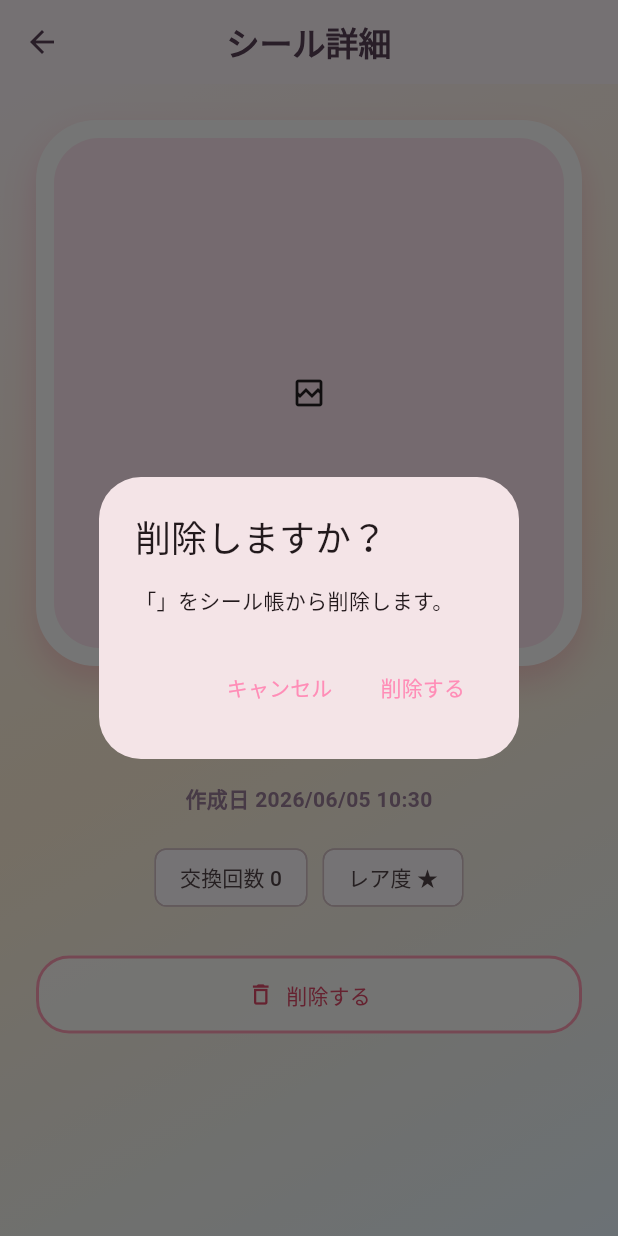
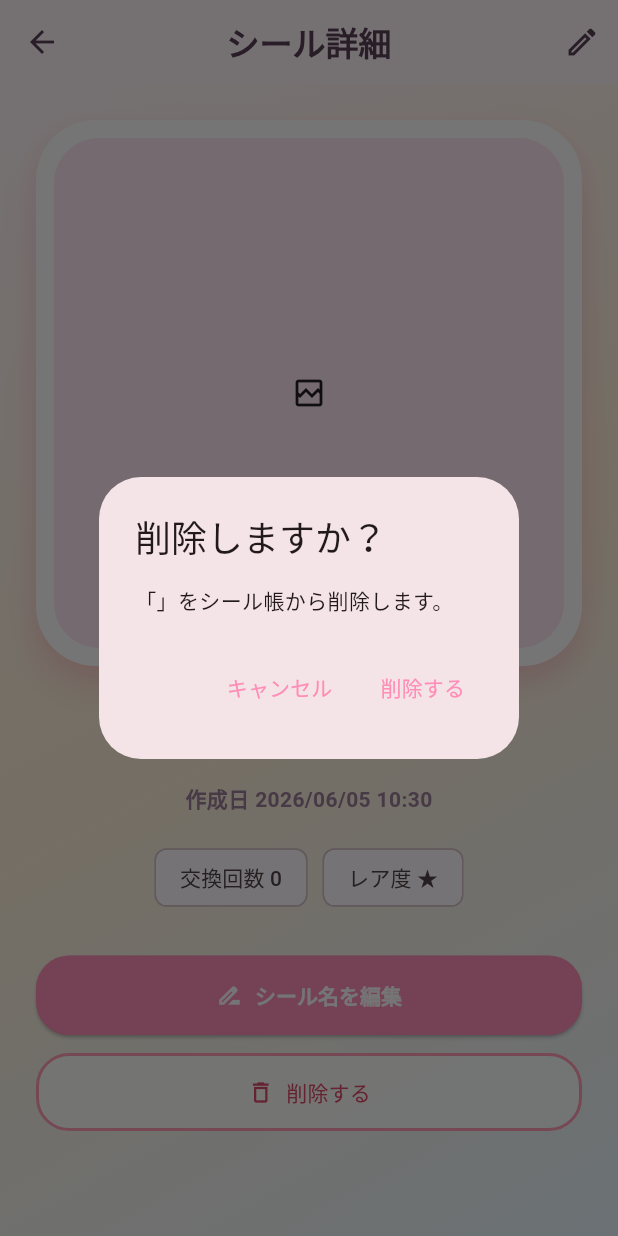
Before and after one commit to yuk1-kondo/YLovePDF, a Flutter app: the StickerDetailScreen screen opened directly with empty values, after a tap on "削除する", on a phone screen of 412 x 824 dp. Run offline on Flutter 3.47's test engine with Material 3 defaults, Android fonts, the phone set to English and light mode, and no system bars; our stand-ins replace hive, hive_flutter, image_picker; accounts and stored records are empty; Roboto replaces fonts that are missing (sans).

Commit message:
Add local sticker name editing

```diff
--- a/lib/main.dart
+++ b/lib/main.dart
@@ -9,7 +9,9 @@ import 'screens/home_screen.dart';
 Future<void> main() async {
   WidgetsFlutterBinding.ensureInitialized();
   await Hive.initFlutter();
-  Hive.registerAdapter(StickerAdapter());
+  if (!Hive.isAdapterRegistered(StickerAdapter.typeIdValue)) {
+    Hive.registerAdapter(StickerAdapter());
+  }
   final repository = await StickerRepository.create();
   runApp(StickerPocketApp(repository: repository));
 }
--- a/lib/models/sticker.dart
+++ b/lib/models/sticker.dart
@@ -37,8 +37,10 @@ class Sticker {
 }
 
 class StickerAdapter extends TypeAdapter<Sticker> {
+  static const typeIdValue = 1;
+
   @override
-  final int typeId = 1;
+  final int typeId = typeIdValue;
 
   @override
   Sticker read(BinaryReader reader) {
--- a/lib/providers/sticker_store.dart
+++ b/lib/providers/sticker_store.dart
@@ -24,6 +24,29 @@ class StickerStore extends ChangeNotifier {
     notifyListeners();
   }
 
+  Sticker? findById(String id) {
+    for (final sticker in _stickers) {
+      if (sticker.id == id) {
+        return sticker;
+      }
+    }
+    return null;
+  }
+
+  Future<void> updateStickerName({
+    required Sticker sticker,
+    required String name,
+  }) async {
+    final updated = await _repository.updateStickerName(
+      sticker: sticker,
+      name: name,
+    );
+    _stickers = _stickers
+        .map((item) => item.id == updated.id ? updated : item)
+        .toList();
+    notifyListeners();
+  }
+
   Future<void> deleteSticker(Sticker sticker) async {
     await _repository.deleteSticker(sticker);
     _stickers = _stickers.where((item) => item.id != sticker.id).toList();
--- a/lib/screens/sticker_detail_screen.dart
+++ b/lib/screens/sticker_detail_screen.dart
@@ -11,12 +11,61 @@ class StickerDetailScreen extends StatelessWidget {
 
   final Sticker sticker;
 
-  Future<void> _deleteSticker(BuildContext context) async {
+  Future<void> _editStickerName(BuildContext context, Sticker current) async {
+    final controller = TextEditingController(text: current.name);
+    final updatedName = await showDialog<String>(
+      context: context,
+      builder: (context) => AlertDialog(
+        title: const Text('シール名を編集'),
+        content: TextField(
+          controller: controller,
+          autofocus: true,
+          maxLength: 30,
+          textInputAction: TextInputAction.done,
+          decoration: const InputDecoration(
+            labelText: 'シール名',
+            hintText: 'お気に入りの名前を付けてね',
+          ),
+          onSubmitted: (_) => Navigator.of(context).pop(controller.text),
+        ),
+        actions: [
+          TextButton(
+            onPressed: () => Navigator.of(context).pop(),
+            child: const Text('キャンセル'),
+          ),
+          TextButton(
+            onPressed: () => Navigator.of(context).pop(controller.text),
+            child: const Text('保存する'),
+          ),
+        ],
+      ),
+    );
+    controller.dispose();
+
+    if (updatedName == null || !context.mounted) return;
+    try {
+      await StickerStoreProvider.of(context).updateStickerName(
+        sticker: current,
+        name: updatedName,
+      );
+      if (!context.mounted) return;
+      ScaffoldMessenger.of(context).showSnackBar(
+        const SnackBar(content: Text('シール名を更新しました。')),
+      );
+    } on Exception {
+      if (!context.mounted) return;
+      ScaffoldMessenger.of(context).showSnackBar(
+        const SnackBar(content: Text('シール名を保存できませんでした。')),
+      );
+    }
+  }
+
+  Future<void> _deleteSticker(BuildContext context, Sticker current) async {
     final shouldDelete = await showDialog<bool>(
       context: context,
       builder: (context) => AlertDialog(
         title: const Text('削除しますか？'),
-        content: Text('「${sticker.name}」をシール帳から削除します。'),
+        content: Text('「${current.name}」をシール帳から削除します。'),
         actions: [
           TextButton(
             onPressed: () => Navigator.of(context).pop(false),
@@ -31,7 +80,7 @@ class StickerDetailScreen extends StatelessWidget {
     );
 
     if (shouldDelete != true || !context.mounted) return;
-    await StickerStoreProvider.of(context).deleteSticker(sticker);
+    await StickerStoreProvider.of(context).deleteSticker(current);
     if (!context.mounted) return;
     Navigator.of(context).pop();
     ScaffoldMessenger.of(context).showSnackBar(
@@ -41,8 +90,24 @@ class StickerDetailScreen extends StatelessWidget {
 
   @override
   Widget build(BuildContext context) {
+    final store = StickerStoreProvider.of(context);
+
+    return AnimatedBuilder(
+      animation: store,
+      builder: (context, _) {
+        final current = store.findById(sticker.id) ?? sticker;
+
         return Scaffold(
-      appBar: AppBar(title: const Text('シール詳細')),
+          appBar: AppBar(
+            title: const Text('シール詳細'),
+            actions: [
+              IconButton(
+                onPressed: () => _editStickerName(context, current),
+                icon: const Icon(Icons.edit_outlined),
+                tooltip: 'シール名を編集',
+              ),
+            ],
+          ),
           body: PastelBackground(
             child: ListView(
               padding: const EdgeInsets.all(24),
@@ -50,9 +115,9 @@ class StickerDetailScreen extends StatelessWidget {
                 AspectRatio(
                   aspectRatio: 1,
                   child: Hero(
-                tag: 'sticker-${sticker.id}',
+                    tag: 'sticker-${current.id}',
                     child: StickerImageFrame(
-                  imagePath: sticker.imagePath,
+                      imagePath: current.imagePath,
                       borderRadius: 40,
                       padding: 12,
                     ),
@@ -60,7 +125,7 @@ class StickerDetailScreen extends StatelessWidget {
                 ),
                 const SizedBox(height: 28),
                 Text(
-              sticker.name,
+                  current.name,
                   textAlign: TextAlign.center,
                   style: const TextStyle(
                     color: Color(0xFF594157),
@@ -70,26 +135,37 @@ class StickerDetailScreen extends StatelessWidget {
                 ),
                 const SizedBox(height: 10),
                 Text(
-              '作成日 ${DateFormat('yyyy/MM/dd HH:mm').format(sticker.createdAt)}',
+                  '作成日 ${DateFormat('yyyy/MM/dd HH:mm').format(current.createdAt)}',
                   textAlign: TextAlign.center,
-              style: const TextStyle(color: Color(0xFF9B7E98), fontWeight: FontWeight.w700),
+                  style: const TextStyle(
+                    color: Color(0xFF9B7E98),
+                    fontWeight: FontWeight.w700,
+                  ),
                 ),
                 const SizedBox(height: 18),
                 Wrap(
                   alignment: WrapAlignment.center,
                   spacing: 10,
                   children: [
-                Chip(label: Text('交換回数 ${sticker.tradeCount}')),
-                Chip(label: Text('レア度 ${'★' * sticker.rarity}')),
+                    Chip(label: Text('交換回数 ${current.tradeCount}')),
+                    Chip(label: Text('レア度 ${'★' * current.rarity}')),
                   ],
                 ),
                 const SizedBox(height: 28),
+                ElevatedButton.icon(
+                  onPressed: () => _editStickerName(context, current),
+                  icon: const Icon(Icons.drive_file_rename_outline),
+                  label: const Text('シール名を編集'),
+                ),
+                const SizedBox(height: 12),
                 OutlinedButton.icon(
-              onPressed: () => _deleteSticker(context),
+                  onPressed: () => _deleteSticker(context, current),
                   style: OutlinedButton.styleFrom(
                     foregroundColor: const Color(0xFFDD4A68),
                     side: const BorderSide(color: Color(0xFFFF9EB4), width: 2),
-                shape: RoundedRectangleBorder(borderRadius: BorderRadius.circular(22)),
+                    shape: RoundedRectangleBorder(
+                      borderRadius: BorderRadius.circular(22),
+                    ),
                     padding: const EdgeInsets.symmetric(vertical: 16),
                     backgroundColor: Colors.white.withOpacity(0.75),
                   ),
@@ -100,5 +176,7 @@ class StickerDetailScreen extends StatelessWidget {
             ),
           ),
         );
+      },
+    );
   }
 }
```
Also changed, not shown: lib/repositories/sticker_repository.dart (+11 -0 lines), 2 other files. Lines whose indentation alone changed are shown as unchanged.
